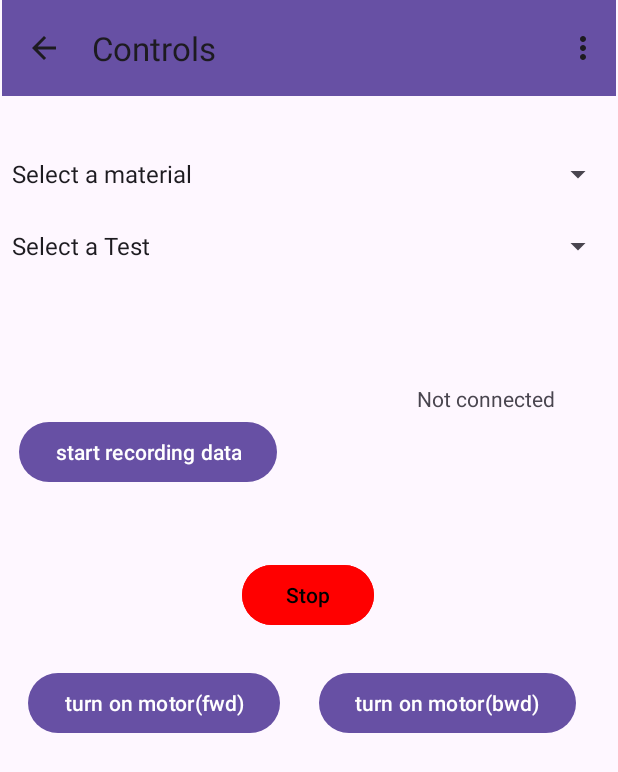
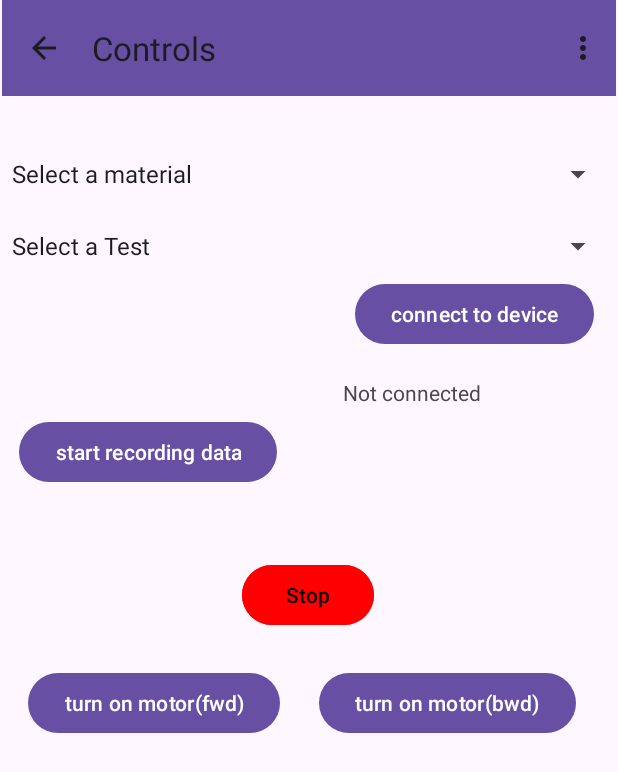
Before and after one commit to pascalypperciel/coen-390, an Android app: the controls screen opened directly, with no data from a screen before it, on a phone screen of 412 x 824 dp. Shown: the top 772 px of the screen. Run offline under Robolectric (Android 15) with nearby library versions, the light colour scheme and no system bars.

Commit message:
bluetoothhelper added but not connecting to cattester

```diff
--- a/android-app/app/src/main/AndroidManifest.xml
+++ b/android-app/app/src/main/AndroidManifest.xml
@@ -1,6 +1,9 @@
 <?xml version="1.0" encoding="utf-8"?>
 <manifest xmlns:android="http://schemas.android.com/apk/res/android"
     xmlns:tools="http://schemas.android.com/tools">
+
+    <uses-permission android:name="android.permission.BLUETOOTH_CONNECT" />
+    <uses-permission android:name="android.permission.BLUETOOTH_SCAN" />
 
     <application
         android:allowBackup="true"
--- a/android-app/app/src/main/java/com/example/minicapapp/controls.java
+++ b/android-app/app/src/main/java/com/example/minicapapp/controls.java
@@ -25,14 +25,16 @@ import com.google.android.material.navigation.NavigationBarView;
 
 public class controls extends AppCompatActivity {
 
-    protected Button bmotorfwd, bmotorbwd,stopb, recordb;
+    protected Button bmotorfwd, bmotorbwd,stopb,establishcb;
+    protected static Button recordb;
     protected Toolbar toolbar;
 
-    protected TextView  statusbth;
+    protected static TextView  statusbth;
     protected Spinner cspinner, tspinner;
     protected EditText thinput;
 
     protected String selectedtest, selectedmaterial;
+
 
     @Override
     protected void onCreate(Bundle savedInstanceState) {
@@ -54,11 +56,14 @@ public class controls extends AppCompatActivity {
         bmotorfwd = findViewById(R.id.motorfwd);
         stopb = findViewById(R.id.stop);
         recordb= findViewById(R.id.record);
+        establishcb= findViewById(R.id.establishc);
 
         thinput= findViewById(R.id.thinput);
         thinput.setVisibility(View.INVISIBLE);
 
         statusbth= findViewById(R.id.connectionstatus);
+        bluetoothhelper bluehelper = new bluetoothhelper();
+        //bluehelper.connectAndReadBT();
 
         cspinner= findViewById(R.id.cspinner);
         ArrayAdapter<CharSequence>adapter=ArrayAdapter.createFromResource(this, R.array.materials, android.R.layout.simple_spinner_item);
@@ -111,22 +116,34 @@ public class controls extends AppCompatActivity {
         });
 
 
+        establishcb.setOnClickListener(new View.OnClickListener() {
+            @Override
+            public void onClick(View v) {
+                //Toast.makeText(getApplicationContext(), "clicked connecting", Toast.LENGTH_LONG).show();
+                //bluehelper.startBluetoothThread();
+                bluehelper.connectAndReadBT();
+            }
+        });
+
         bmotorbwd.setOnClickListener(new View.OnClickListener() {
             @Override
             public void onClick(View v) {
                 Toast.makeText(getApplicationContext(), "motor turning bwd", Toast.LENGTH_LONG).show();
+                bluehelper.sendBluetoothCommand("LED_ON");
             }
         });
         bmotorfwd.setOnClickListener(new View.OnClickListener() {
             @Override
             public void onClick(View v) {
                 Toast.makeText(getApplicationContext(), "motor turning fwd", Toast.LENGTH_LONG).show();
+                bluehelper.sendBluetoothCommand("LED_ON");
             }
         });
         stopb.setOnClickListener(new View.OnClickListener() {
             @Override
             public void onClick(View v) {
                 Toast.makeText(getApplicationContext(), "STOP", Toast.LENGTH_LONG).show();
+                bluehelper.sendBluetoothCommand("LED_OFF");
             }
         });
         recordb.setOnClickListener(new View.OnClickListener() {
--- a/android-app/app/src/main/res/layout/activity_controls.xml
+++ b/android-app/app/src/main/res/layout/activity_controls.xml
@@ -82,13 +82,13 @@
 
     <TextView
         android:id="@+id/connectionstatus"
-        android:layout_width="wrap_content"
+        android:layout_width="150dp"
         android:layout_height="wrap_content"
-        android:layout_marginStart="80dp"
-        android:layout_marginTop="80dp"
+        android:layout_marginStart="44dp"
+        android:layout_marginTop="76dp"
         android:text="Not connected"
         app:layout_constraintEnd_toEndOf="parent"
-        app:layout_constraintHorizontal_bias="0.245"
+        app:layout_constraintHorizontal_bias="0.0"
         app:layout_constraintStart_toEndOf="@+id/record"
         app:layout_constraintTop_toBottomOf="@+id/tspinner" />
 
@@ -112,6 +112,18 @@
         app:layout_constraintStart_toStartOf="parent"
         app:layout_constraintTop_toBottomOf="@+id/tspinner" />
 
+    <Button
+        android:id="@+id/establishc"
+        android:layout_width="wrap_content"
+        android:layout_height="wrap_content"
+        android:text="connect to device"
+        app:layout_constraintBottom_toTopOf="@+id/connectionstatus"
+        app:layout_constraintEnd_toEndOf="parent"
+        app:layout_constraintHorizontal_bias="0.936"
+        app:layout_constraintStart_toStartOf="parent"
+        app:layout_constraintTop_toTopOf="parent"
+        app:layout_constraintVertical_bias="0.907" />
+
     <FrameLayout
         android:id="@+id/container"
         android:layout_width="407dp"
```
Also changed, not shown: android-app/app/src/main/java/com/example/minicapapp/bluetoothhelper.java (added, +208 -0 lines).
